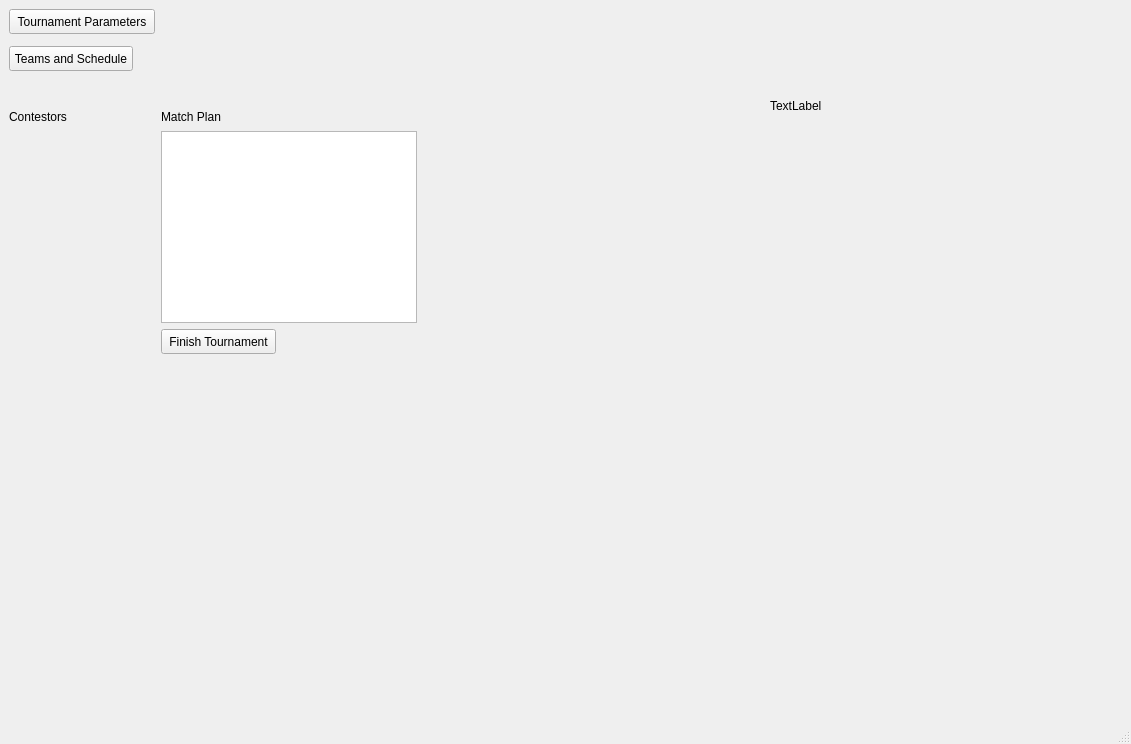
This is ui/mainWindow.ui in tapir442/py-match-fit as Qt 5 draws it before an edit. The edited form follows.
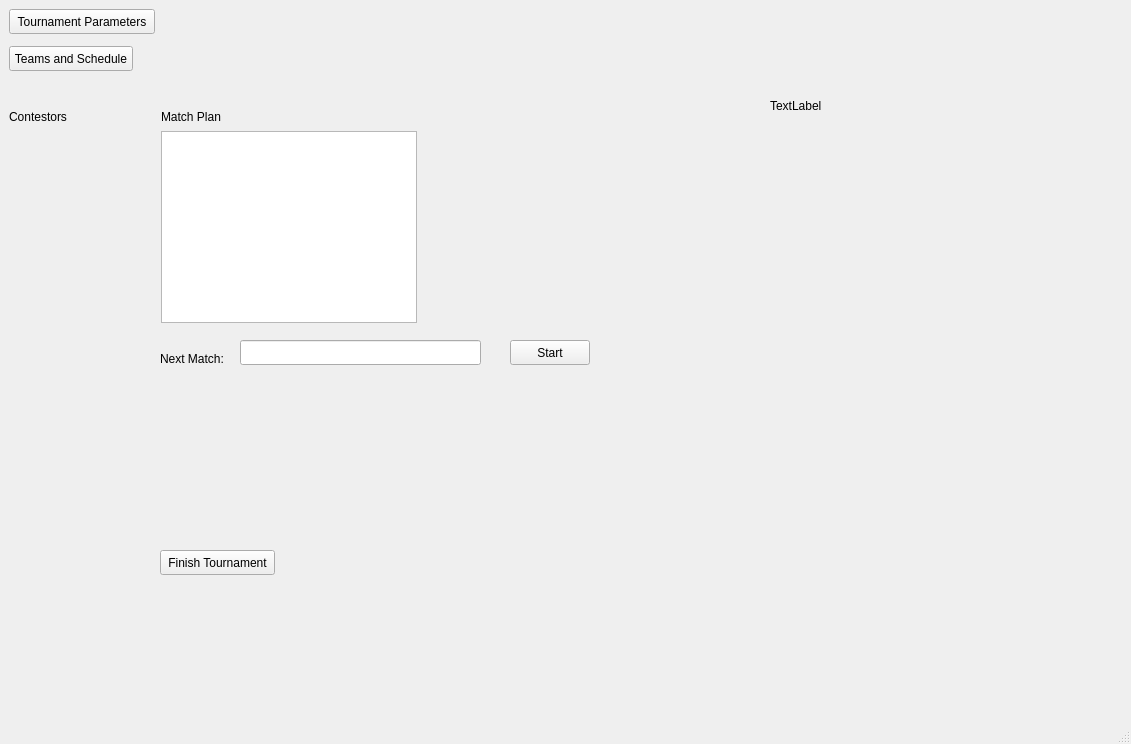
This is the edited form.

Commit message: without start_match

```diff
--- a/ui/mainWindow.ui
+++ b/ui/mainWindow.ui
@@ -33,8 +33,8 @@
    <widget class="QPushButton" name="finish_tournament">
     <property name="geometry">
      <rect>
-      <x>161</x>
-      <y>329</y>
+      <x>160</x>
+      <y>550</y>
       <width>115</width>
       <height>25</height>
      </rect>
@@ -108,6 +108,42 @@
      <string>TextLabel</string>
     </property>
    </widget>
+   <widget class="QLabel" name="label_2">
+    <property name="geometry">
+     <rect>
+      <x>160</x>
+      <y>350</y>
+      <width>81</width>
+      <height>17</height>
+     </rect>
+    </property>
+    <property name="text">
+     <string>Next Match: </string>
+    </property>
+   </widget>
+   <widget class="QLineEdit" name="matchPointer">
+    <property name="geometry">
+     <rect>
+      <x>240</x>
+      <y>340</y>
+      <width>241</width>
+      <height>25</height>
+     </rect>
+    </property>
+   </widget>
+   <widget class="QPushButton" name="start_match">
+    <property name="geometry">
+     <rect>
+      <x>510</x>
+      <y>340</y>
+      <width>80</width>
+      <height>25</height>
+     </rect>
+    </property>
+    <property name="text">
+     <string>Start</string>
+    </property>
+   </widget>
   </widget>
   <widget class="QMenuBar" name="menubar">
    <property name="geometry">
```
The commit also changes 2 other files.
